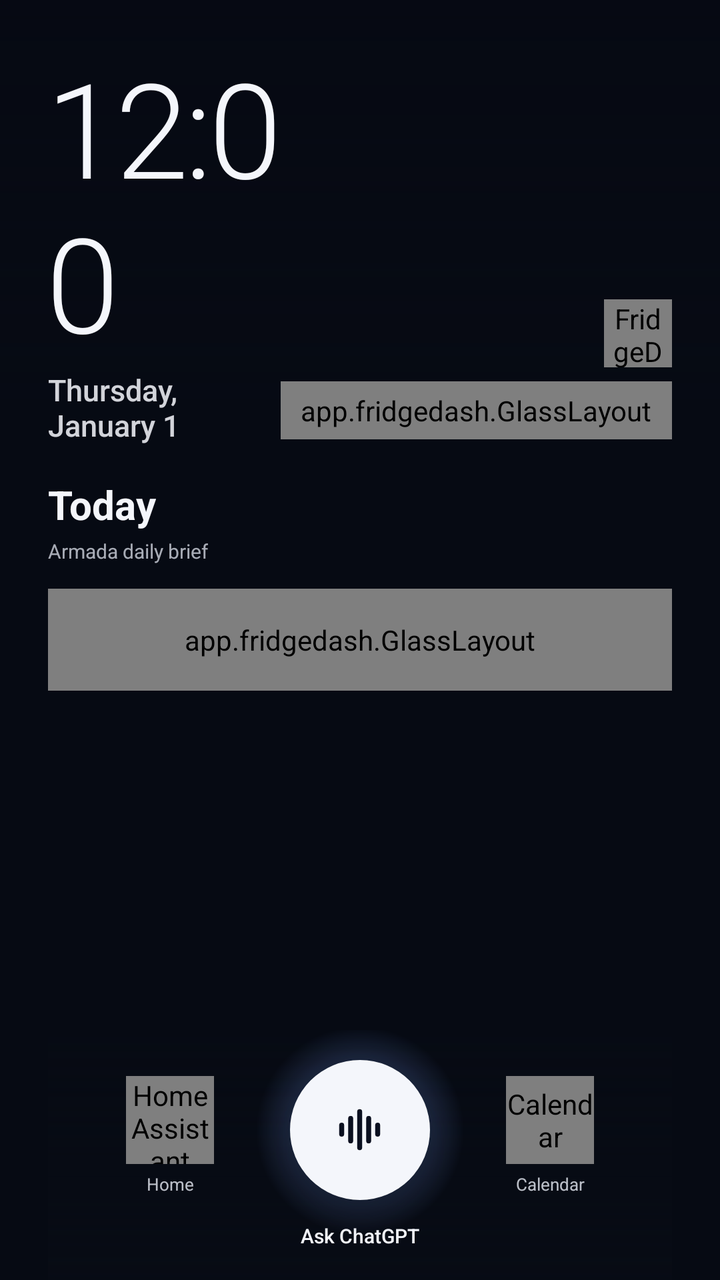
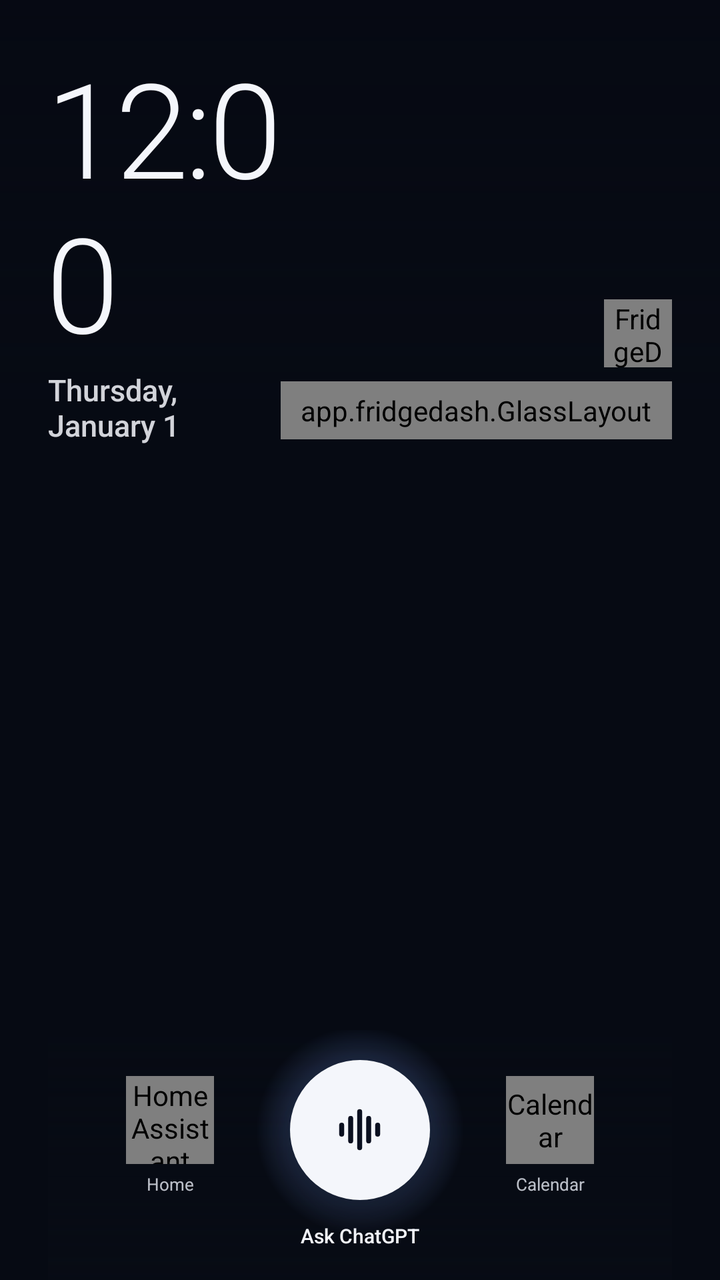

Before-and-after screenshots of an Android layout around one commit, followed by the original layout XML and the change that was made.
<!-- AndroidManifest.xml: activity theme AppTheme.Fullscreen -->
<!-- res/layout/activity_main.xml -->
<?xml version="1.0" encoding="utf-8"?>
<FrameLayout xmlns:android="http://schemas.android.com/apk/res/android"
    xmlns:app="http://schemas.android.com/apk/res-auto"
    android:id="@+id/root"
    android:layout_width="match_parent"
    android:layout_height="match_parent"
    android:background="#FF070B14">

    <ImageView
        android:id="@+id/wallpaper"
        android:layout_width="match_parent"
        android:layout_height="match_parent"
        android:importantForAccessibility="no"
        android:scaleType="fitXY" />

    <View
        android:id="@+id/dim"
        android:layout_width="match_parent"
        android:layout_height="match_parent"
        android:background="#2E050812" />

    <View
        android:layout_width="match_parent"
        android:layout_height="210dp"
        android:background="@drawable/scrim_top" />

    <LinearLayout
        android:layout_width="match_parent"
        android:layout_height="match_parent"
        android:orientation="vertical"
        android:paddingStart="24dp"
        android:paddingTop="28dp"
        android:paddingEnd="24dp">

        
        <LinearLayout
            android:layout_width="match_parent"
            android:layout_height="wrap_content"
            android:gravity="bottom"
            android:orientation="horizontal">

            <LinearLayout
                android:layout_width="0dp"
                android:layout_height="wrap_content"
                android:layout_weight="1"
                android:orientation="vertical">

                <TextClock
                    android:layout_width="wrap_content"
                    android:layout_height="wrap_content"
                    android:fontFamily="sans-serif-light"
                    android:format12Hour="h:mm"
                    android:format24Hour="H:mm"
                    android:includeFontPadding="false"
                    android:letterSpacing="-0.03"
                    android:textColor="#FFF4F6FB"
                    android:textSize="66sp" />

                <TextClock
                    android:layout_width="wrap_content"
                    android:layout_height="wrap_content"
                    android:layout_marginTop="2dp"
                    android:fontFamily="sans-serif-medium"
                    android:format12Hour="EEEE, MMMM d"
                    android:format24Hour="EEEE, d MMMM"
                    android:textColor="#DBF4F6FB"
                    android:textSize="15sp" />
            </LinearLayout>

            <LinearLayout
                android:layout_width="wrap_content"
                android:layout_height="wrap_content"
                android:gravity="end"
                android:orientation="vertical"
                android:paddingBottom="3dp">

                <app.fridgedash.GlassLayout
                    android:id="@+id/btnSettings"
                    android:layout_width="34dp"
                    android:layout_height="34dp"
                    android:clickable="true"
                    android:contentDescription="FridgeDash settings"
                    android:focusable="true"
                    android:gravity="center"
                    app:glassPill="true">

                    <ImageView
                        android:layout_width="16dp"
                        android:layout_height="16dp"
                        android:importantForAccessibility="no"
                        android:src="@drawable/ic_settings" />
                </app.fridgedash.GlassLayout>

                <app.fridgedash.GlassLayout
                    android:id="@+id/creditChip"
                    android:layout_width="wrap_content"
                    android:layout_height="wrap_content"
                    android:layout_marginTop="7dp"
                    android:gravity="center_vertical"
                    android:orientation="horizontal"
                    android:paddingStart="10dp"
                    android:paddingTop="5dp"
                    android:paddingEnd="10dp"
                    android:paddingBottom="5dp"
                    app:glassPill="true">

                    <ImageView
                        android:id="@+id/wifiIcon"
                        android:layout_width="12dp"
                        android:layout_height="12dp"
                        android:contentDescription="Wi-Fi"
                        android:src="@drawable/ic_wifi"
                        android:tint="#FF5ED3C4" />

                    <ImageView
                        android:layout_width="11dp"
                        android:layout_height="11dp"
                        android:layout_marginStart="8dp"
                        android:importantForAccessibility="no"
                        android:src="@drawable/ic_image"
                        android:tint="#DBF4F6FB" />

                    <TextView
                        android:id="@+id/creditText"
                        android:layout_width="wrap_content"
                        android:layout_height="wrap_content"
                        android:layout_marginStart="5dp"
                        android:ellipsize="end"
                        android:maxWidth="190dp"
                        android:maxLines="1"
                        android:textColor="#DBF4F6FB"
                        android:textSize="8.5sp" />
                </app.fridgedash.GlassLayout>
            </LinearLayout>
        </LinearLayout>

        
        <app.fridgedash.GlassLayout
            android:id="@+id/updateBannerBox"
            android:layout_width="match_parent"
            android:layout_height="wrap_content"
            android:layout_marginTop="12dp"
            android:clickable="true"
            android:focusable="true"
            android:visibility="gone"
            app:glassRadius="16dp"
            app:glassTint="#992D7FF9">

            <TextView
                android:id="@+id/updateBanner"
                android:layout_width="match_parent"
                android:layout_height="wrap_content"
                android:gravity="center"
                android:minHeight="40dp"
                android:padding="8dp"
                android:textColor="#FFFFFFFF"
                android:textSize="11sp" />
        </app.fridgedash.GlassLayout>

        
        <ScrollView
            android:layout_width="match_parent"
            android:layout_height="0dp"
            android:layout_marginTop="16dp"
            android:layout_weight="1"
            android:clipToPadding="false"
            android:overScrollMode="never"
            android:paddingBottom="16dp"
            android:scrollbars="none">

            <LinearLayout
                android:id="@+id/todayColumn"
                android:layout_width="match_parent"
                android:layout_height="wrap_content"
                android:orientation="vertical">

                <TextView
                    android:layout_width="wrap_content"
                    android:layout_height="wrap_content"
                    android:fontFamily="sans-serif"
                    android:text="Today"
                    android:textColor="#FFF4F6FB"
                    android:textSize="20sp"
                    android:textStyle="bold" />

                <TextView
                    android:id="@+id/briefSubtitle"
                    android:layout_width="wrap_content"
                    android:layout_height="wrap_content"
                    android:layout_marginTop="3dp"
                    android:text="Armada daily brief"
                    android:textColor="#B8E8ECF5"
                    android:textSize="10sp" />

                <app.fridgedash.GlassLayout
                    android:layout_width="match_parent"
                    android:layout_height="wrap_content"
                    android:layout_marginTop="12dp"
                    android:orientation="vertical"
                    android:padding="16dp"
                    app:glassRadius="18dp">

                    <TextView
                        android:layout_width="wrap_content"
                        android:layout_height="wrap_content"
                        android:letterSpacing="0.1"
                        android:text="NEEDS YOU"
                        android:textColor="#FFF5B14C"
                        android:textSize="11sp"
                        android:textStyle="bold" />

                    <TextView
                        android:layout_width="match_parent"
                        android:layout_height="wrap_content"
                        android:layout_marginTop="10dp"
                        android:lineSpacingMultiplier="1.25"
                        android:text="Your daily brief will appear here once it's connected. That's the next update."
                        android:textColor="#B8E8ECF5"
                        android:textSize="11sp" />
                </app.fridgedash.GlassLayout>
            </LinearLayout>
        </ScrollView>

        
        <FrameLayout
            android:layout_width="540dp"
            android:layout_height="125dp"
            android:layout_gravity="center_horizontal"
            android:layout_marginStart="-24dp"
            android:layout_marginEnd="-24dp">

            <View
                android:layout_width="540dp"
                android:layout_height="125dp"
                android:background="@drawable/scrim_bottom" />

            <app.fridgedash.GlassLayout
                android:id="@+id/dockFridge"
                android:layout_width="44dp"
                android:layout_height="44dp"
                android:layout_marginStart="68dp"
                android:layout_marginTop="48dp"
                android:clickable="true"
                android:contentDescription="Refrigerator"
                android:focusable="true"
                android:gravity="center"
                app:glassPill="true">

                <ImageView
                    android:layout_width="17dp"
                    android:layout_height="17dp"
                    android:importantForAccessibility="no"
                    android:src="@drawable/ic_fridge" />
            </app.fridgedash.GlassLayout>

            <TextView
                style="@style/DockLabel"
                android:layout_marginStart="50dp"
                android:layout_marginTop="96dp"
                android:text="Fridge" />

            <app.fridgedash.GlassLayout
                android:id="@+id/dockHome"
                android:layout_width="44dp"
                android:layout_height="44dp"
                android:layout_marginStart="153dp"
                android:layout_marginTop="23dp"
                android:clickable="true"
                android:contentDescription="Home Assistant"
                android:focusable="true"
                android:gravity="center"
                app:glassPill="true">

                <ImageView
                    android:layout_width="17dp"
                    android:layout_height="17dp"
                    android:importantForAccessibility="no"
                    android:src="@drawable/ic_home" />
            </app.fridgedash.GlassLayout>

            <TextView
                style="@style/DockLabel"
                android:layout_marginStart="135dp"
                android:layout_marginTop="71dp"
                android:text="Home" />

            <View
                android:layout_width="104dp"
                android:layout_height="104dp"
                android:layout_marginStart="218dp"
                android:layout_marginTop="-2dp"
                android:background="@drawable/talk_ring" />

            <FrameLayout
                android:id="@+id/dockTalk"
                android:layout_width="70dp"
                android:layout_height="70dp"
                android:layout_marginStart="235dp"
                android:layout_marginTop="15dp"
                android:background="@drawable/talk_button"
                android:clickable="true"
                android:contentDescription="Talk to ChatGPT"
                android:elevation="8dp"
                android:focusable="true">

                <ImageView
                    android:id="@+id/talkIcon"
                    android:layout_width="27dp"
                    android:layout_height="27dp"
                    android:layout_gravity="center"
                    android:importantForAccessibility="no"
                    android:src="@drawable/ic_wave"
                    android:tint="#FF0B1020" />
            </FrameLayout>

            <TextView
                style="@style/DockLabel"
                android:layout_width="120dp"
                android:layout_marginStart="210dp"
                android:layout_marginTop="96dp"
                android:fontFamily="sans-serif-medium"
                android:text="Ask ChatGPT"
                android:textColor="#FFF4F6FB"
                android:textSize="10sp" />

            <app.fridgedash.GlassLayout
                android:id="@+id/dockCalendar"
                android:layout_width="44dp"
                android:layout_height="44dp"
                android:layout_marginStart="343dp"
                android:layout_marginTop="23dp"
                android:clickable="true"
                android:contentDescription="Calendar"
                android:focusable="true"
                android:gravity="center"
                app:glassPill="true">

                <ImageView
                    android:layout_width="17dp"
                    android:layout_height="17dp"
                    android:importantForAccessibility="no"
                    android:src="@drawable/ic_calendar" />
            </app.fridgedash.GlassLayout>

            <TextView
                style="@style/DockLabel"
                android:layout_marginStart="325dp"
                android:layout_marginTop="71dp"
                android:text="Calendar" />

            <app.fridgedash.GlassLayout
                android:id="@+id/dockApps"
                android:layout_width="44dp"
                android:layout_height="44dp"
                android:layout_marginStart="428dp"
                android:layout_marginTop="48dp"
                android:clickable="true"
                android:contentDescription="All apps"
                android:focusable="true"
                android:gravity="center"
                app:glassPill="true">

                <ImageView
                    android:layout_width="16dp"
                    android:layout_height="16dp"
                    android:importantForAccessibility="no"
                    android:src="@drawable/ic_apps" />
            </app.fridgedash.GlassLayout>

            <TextView
                style="@style/DockLabel"
                android:layout_marginStart="410dp"
                android:layout_marginTop="96dp"
                android:text="Apps" />
        </FrameLayout>
    </LinearLayout>
</FrameLayout>
<!-- resources referenced by this layout -->
<resources>
  <!-- drawable ic_home (drawable) -->
  <?xml version="1.0" encoding="utf-8"?>
  <vector xmlns:android="http://schemas.android.com/apk/res/android"
      android:width="24dp" android:height="24dp"
      android:viewportWidth="24" android:viewportHeight="24">
      <path android:pathData="M3,11L12,3L21,11" android:strokeColor="#FFFFFFFF" android:strokeWidth="1.8" android:strokeLineCap="round" android:strokeLineJoin="round" />
      <path android:pathData="M5,9.5V21H19V9.5" android:strokeColor="#FFFFFFFF" android:strokeWidth="1.8" android:strokeLineCap="round" android:strokeLineJoin="round" />
      <path android:pathData="M10,21v-6h4v6" android:strokeColor="#FFFFFFFF" android:strokeWidth="1.8" android:strokeLineCap="round" android:strokeLineJoin="round" />
  </vector>
  <!-- drawable ic_image (drawable) -->
  <?xml version="1.0" encoding="utf-8"?>
  <vector xmlns:android="http://schemas.android.com/apk/res/android"
      android:width="24dp" android:height="24dp"
      android:viewportWidth="24" android:viewportHeight="24">
      <path android:pathData="M3,20l6,-9l4,6l3,-4l5,7z" android:strokeColor="#FFFFFFFF" android:strokeWidth="1.8" android:strokeLineCap="round" android:strokeLineJoin="round" />
      <path android:pathData="M17,6m-2,0a2,2 0,1 0,4 0a2,2 0,1 0,-4 0" android:strokeColor="#FFFFFFFF" android:strokeWidth="1.8" android:strokeLineCap="round" android:strokeLineJoin="round" />
  </vector>
  <!-- drawable scrim_bottom (drawable) -->
  <?xml version="1.0" encoding="utf-8"?>
  <shape xmlns:android="http://schemas.android.com/apk/res/android" android:shape="rectangle">
      <gradient
          android:angle="90"
          android:endColor="#00070B14"
          android:startColor="#D9070B14" />
  </shape>
  <!-- drawable scrim_top (drawable) -->
  <?xml version="1.0" encoding="utf-8"?>
  <shape xmlns:android="http://schemas.android.com/apk/res/android" android:shape="rectangle">
      <gradient
          android:angle="270"
          android:endColor="#00050812"
          android:startColor="#8C050812" />
  </shape>
  <!-- drawable talk_button (drawable) -->
  <?xml version="1.0" encoding="utf-8"?>
  <ripple xmlns:android="http://schemas.android.com/apk/res/android"
      android:color="#330B1020">
      <item>
          <shape android:shape="oval">
              <solid android:color="#FFF4F6FB" />
          </shape>
      </item>
  </ripple>
  <!-- drawable talk_ring (drawable) -->
  <?xml version="1.0" encoding="utf-8"?>
  <shape xmlns:android="http://schemas.android.com/apk/res/android" android:shape="oval">
      <gradient
          android:centerColor="#4478A0FF"
          android:endColor="#0078A0FF"
          android:gradientRadius="50%p"
          android:startColor="#6678A0FF"
          android:type="radial" />
  </shape>
  <style name="DockLabel">
          <item name="android:layout_width">80dp</item>
          <item name="android:layout_height">wrap_content</item>
          <item name="android:gravity">center</item>
          <item name="android:textColor">#CCE8ECF5</item>
          <item name="android:textSize">8.5sp</item>
      </style>
  <style name="AppTheme.Fullscreen">
          <item name="android:windowFullscreen">true</item>
          <item name="android:windowBackground">#FF070B14</item>
      </style>
  <!-- unchanged entries left out for length: 6 -->
</resources>

<!-- the commit's change to res/layout/activity_main.xml (unified diff, before → after) -->
@@ -172,53 +172,7 @@
                 android:id="@+id/todayColumn"
                 android:layout_width="match_parent"
                 android:layout_height="wrap_content"
-                android:orientation="vertical">
-
-                <TextView
-                    android:layout_width="wrap_content"
-                    android:layout_height="wrap_content"
-                    android:fontFamily="sans-serif"
-                    android:text="Today"
-                    android:textColor="#FFF4F6FB"
-                    android:textSize="20sp"
-                    android:textStyle="bold" />
-
-                <TextView
-                    android:id="@+id/briefSubtitle"
-                    android:layout_width="wrap_content"
-                    android:layout_height="wrap_content"
-                    android:layout_marginTop="3dp"
-                    android:text="Armada daily brief"
-                    android:textColor="#B8E8ECF5"
-                    android:textSize="10sp" />
-
-                <app.fridgedash.GlassLayout
-                    android:layout_width="match_parent"
-                    android:layout_height="wrap_content"
-                    android:layout_marginTop="12dp"
-                    android:orientation="vertical"
-                    android:padding="16dp"
-                    app:glassRadius="18dp">
-
-                    <TextView
-                        android:layout_width="wrap_content"
-                        android:layout_height="wrap_content"
-                        android:letterSpacing="0.1"
-                        android:text="NEEDS YOU"
-                        android:textColor="#FFF5B14C"
-                        android:textSize="11sp"
-                        android:textStyle="bold" />
-
-                    <TextView
-                        android:layout_width="match_parent"
-                        android:layout_height="wrap_content"
-                        android:layout_marginTop="10dp"
-                        android:lineSpacingMultiplier="1.25"
-                        android:text="Your daily brief will appear here once it's connected. That's the next update."
-                        android:textColor="#B8E8ECF5"
-                        android:textSize="11sp" />
-                </app.fridgedash.GlassLayout>
-            </LinearLayout>
+                android:orientation="vertical" />
         </ScrollView>
 
         
